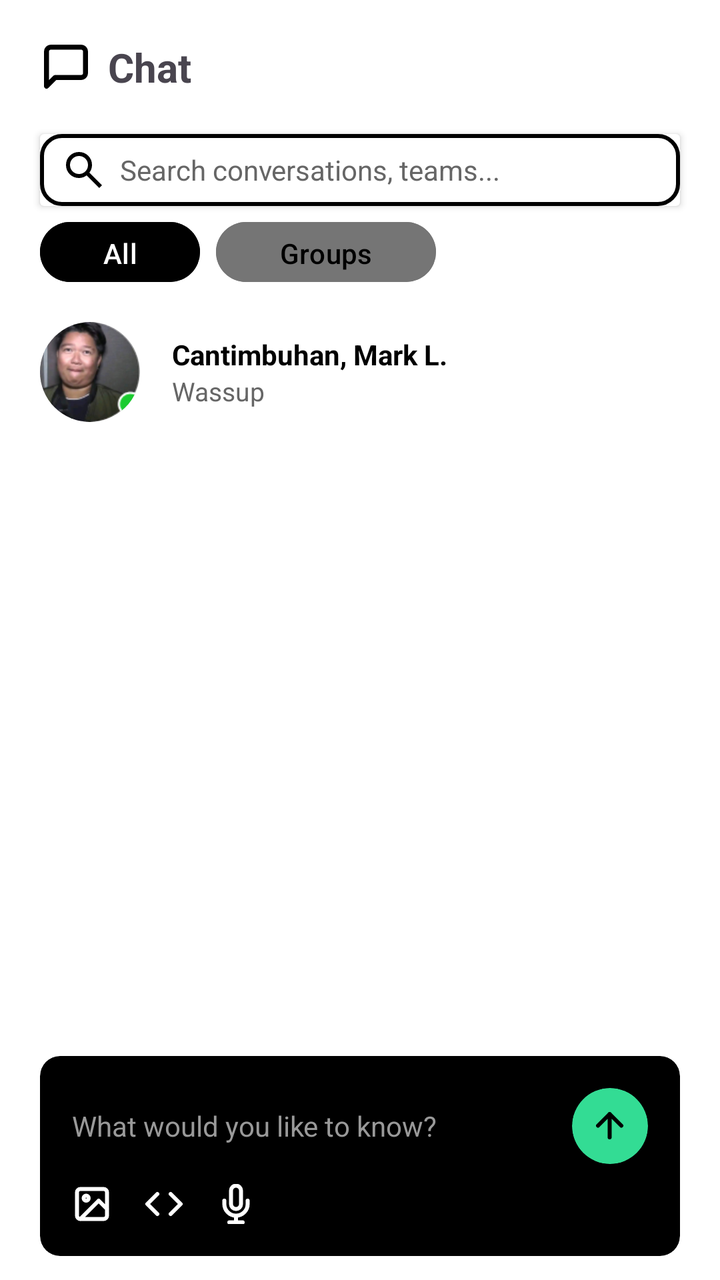
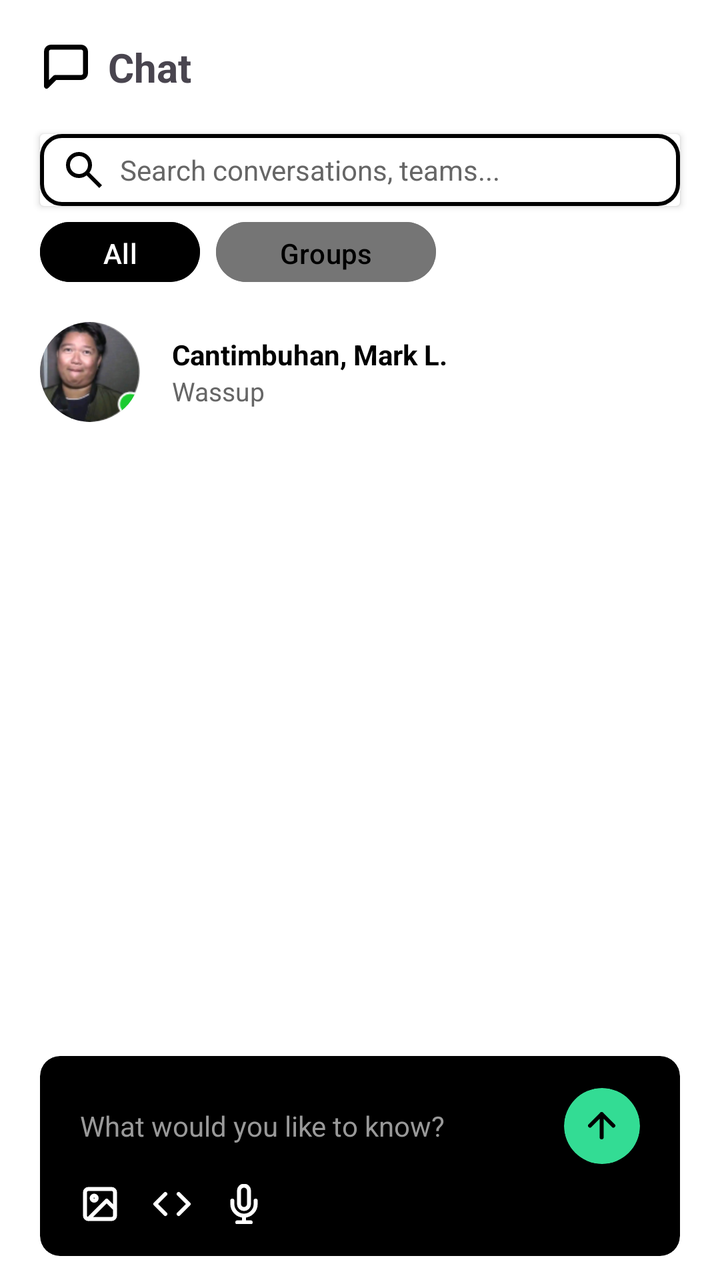

Before-and-after screenshots of an Android layout around one commit, followed by the original layout XML and the change that was made.
<!-- AndroidManifest.xml: application theme Theme.Syncly -->
<!-- res/layout/fragment_chat.xml -->
<?xml version="1.0" encoding="utf-8"?>
<FrameLayout xmlns:android="http://schemas.android.com/apk/res/android"
    xmlns:app="http://schemas.android.com/apk/res-auto"
    xmlns:tools="http://schemas.android.com/tools"
    android:id="@+id/main"
    android:layout_width="match_parent"
    android:layout_height="match_parent"
    android:background="#FFFFFF"
    tools:context=".fragments.Chat">

    <RelativeLayout
        android:layout_width="match_parent"
        android:layout_height="match_parent">
        <RelativeLayout
            android:layout_width="match_parent"
            android:layout_height="wrap_content"
            android:layout_margin="20dp"
            android:id="@+id/heading"
            >
            <ImageView
                android:layout_width="wrap_content"
                android:layout_height="wrap_content"
                android:src="@drawable/icon_chat"
                android:id="@+id/chatIcon"
                android:layout_centerVertical="true"
                app:tint="@color/black"
                />

            <TextView
                android:layout_width="wrap_content"
                android:layout_height="wrap_content"
                android:layout_toEndOf="@id/chatIcon"
                android:text="Chat"
                android:textSize="20dp"
                android:layout_marginLeft="8dp"
                android:textStyle="bold"
                android:layout_centerVertical="true"/>
        </RelativeLayout>

        <androidx.cardview.widget.CardView
            android:layout_width="match_parent"
            android:layout_height="wrap_content"
            android:id="@+id/searchContainer"
            android:layout_marginBottom="4dp"
            android:layout_marginHorizontal="20dp"
            android:layout_below="@id/heading"
            >
            <LinearLayout
                android:layout_width="match_parent"
                android:layout_height="wrap_content"
                android:orientation="horizontal"
                android:paddingVertical="6dp"
                android:layout_alignParentTop="true"
                android:background="@drawable/bg_outline_card">

                <ImageView
                    android:layout_width="24dp"
                    android:layout_height="24dp"
                    android:layout_marginStart="10dp"
                    android:src="@drawable/icon_search"
                    app:tint="#000000" />

                <EditText
                    android:layout_width="0dp"
                    android:layout_height="match_parent"
                    android:layout_marginStart="6dp"
                    android:layout_weight="1"
                    android:background="@null"
                    android:hint="Search conversations, teams..."
                    android:singleLine="true"
                    android:textColor="#000000"
                    android:textColorHint="#666666"
                    android:textSize="14sp" />

            </LinearLayout>
        </androidx.cardview.widget.CardView>
        <LinearLayout
            android:layout_width="match_parent"
            android:layout_height="wrap_content"
            android:orientation="horizontal"
            android:layout_below="@id/searchContainer"
            android:layout_marginHorizontal="20dp"
            android:id="@+id/filter">
            <com.google.android.material.button.MaterialButton
                android:layout_width="80dp"
                android:layout_height="38dp"
                android:text="All"
                android:backgroundTint="@color/black"
                android:layout_marginEnd="8dp"/>
            <com.google.android.material.button.MaterialButton
                android:layout_width="110dp"
                android:layout_height="38dp"
                android:text="Groups"
                android:backgroundTint="@color/gray"
                android:textColor="@color/black"/>
        </LinearLayout>

        <ScrollView
            android:layout_width="match_parent"
            android:layout_height="match_parent"
            android:layout_below="@id/filter"
            android:layout_marginHorizontal="20dp"
            android:layout_marginTop="8dp"
            android:layout_marginBottom="120dp">

            <LinearLayout
                android:layout_width="match_parent"
                android:layout_height="wrap_content"
                android:orientation="vertical">

                <androidx.constraintlayout.widget.ConstraintLayout
                    android:id="@+id/profile"
                    android:layout_width="match_parent"
                    android:layout_height="wrap_content"
                    android:paddingTop="8dp"
                    android:paddingBottom="8dp">

                    <androidx.cardview.widget.CardView
                        android:id="@+id/card1"
                        android:layout_width="50dp"
                        android:layout_height="50dp"
                        app:cardCornerRadius="25dp"
                        app:cardElevation="0dp"
                        app:layout_constraintStart_toStartOf="parent"
                        app:layout_constraintTop_toTopOf="parent">

                        <ImageView
                            android:layout_width="match_parent"
                            android:layout_height="match_parent"
                            android:background="#CCCCCC"
                            android:scaleType="centerCrop"
                            android:src="@drawable/sample_profile" />
                    </androidx.cardview.widget.CardView>

                    <TextView
                        android:id="@+id/name1"
                        android:layout_width="wrap_content"
                        android:layout_height="wrap_content"
                        android:layout_marginStart="16dp"
                        android:text="Cantimbuhan, Mark L."
                        android:textColor="#000000"
                        android:textSize="14sp"
                        android:textStyle="bold"
                        app:layout_constraintBottom_toTopOf="@+id/msg1"
                        app:layout_constraintStart_toEndOf="@+id/card1"
                        app:layout_constraintTop_toTopOf="@+id/card1"
                        app:layout_constraintVertical_chainStyle="packed" />

                    <TextView
                        android:id="@+id/msg1"
                        android:layout_width="wrap_content"
                        android:layout_height="wrap_content"
                        android:layout_marginStart="16dp"
                        android:text="Wassup"
                        android:textColor="#666666"
                        android:textSize="13sp"
                        app:layout_constraintBottom_toBottomOf="@+id/card1"
                        app:layout_constraintStart_toEndOf="@+id/card1"
                        app:layout_constraintTop_toBottomOf="@+id/name1" />
                </androidx.constraintlayout.widget.ConstraintLayout>
            </LinearLayout>
        </ScrollView>
    </RelativeLayout>
    <androidx.cardview.widget.CardView
        android:layout_width="match_parent"
        android:layout_height="100dp"
        android:backgroundTint="@color/black"
        app:cardCornerRadius="10dp"
        android:layout_marginHorizontal="20dp"
        android:layout_marginBottom="12dp"
        android:layout_gravity="bottom"
        app:cardElevation="0dp">
        <RelativeLayout
            android:id="@+id/chatbotContainer"
            android:layout_width="match_parent"
            android:layout_height="match_parent"
            android:padding="16dp"
            >

            <EditText
                android:id="@+id/chatbotInput"
                android:layout_width="290dp"
                android:layout_height="38dp"
                android:background="@null"
                android:hint="What would you like to know?"
                android:textColorHint="#999999"
                android:textColor="@color/white"
                android:textSize="14sp"/>

            <androidx.cardview.widget.CardView
                android:layout_width="38dp"
                android:layout_height="38dp"
                app:cardCornerRadius="40dp"
                android:backgroundTint="@color/green"
                android:padding="4dp"
                android:layout_alignParentEnd="true"
                android:id="@+id/sendBtn">
                <ImageButton
                    android:layout_width="28dp"
                    android:layout_height="28dp"
                    android:src="@drawable/icon_send"
                    android:backgroundTint="@color/green"
                    android:layout_gravity="center"
                    android:background="@android:color/transparent"
                    />
            </androidx.cardview.widget.CardView>

            <LinearLayout
                android:layout_width="wrap_content"
                android:layout_height="wrap_content"
                android:layout_marginTop="16dp"
                android:orientation="horizontal"
                android:layout_alignParentBottom="true">

                <ImageView
                    android:layout_width="20dp"
                    android:layout_height="20dp"
                    android:layout_marginEnd="16dp"
                    android:src="@drawable/icon_image"
                    app:tint="#FFFFFF" />

                <ImageView
                    android:layout_width="20dp"
                    android:layout_height="20dp"
                    android:layout_marginEnd="16dp"
                    android:src="@drawable/icon_code"
                    app:tint="#FFFFFF" />

                <ImageView
                    android:layout_width="20dp"
                    android:layout_height="20dp"
                    android:src="@drawable/icon_mic"
                    app:tint="#FFFFFF" />

            </LinearLayout>

        </RelativeLayout>
    </androidx.cardview.widget.CardView>
</FrameLayout>
<!-- resources referenced by this layout -->
<resources>
  <color name="black">#FF000000</color>
  <color name="gray">#757575</color>
  <color name="green">#33DC94</color>
  <color name="white">#FFFFFFFF</color>
  <!-- drawable bg_outline_card (drawable) -->
  <?xml version="1.0" encoding="utf-8"?>
  <shape xmlns:android="http://schemas.android.com/apk/res/android"
      android:shape="rectangle">
  
      <solid android:color="@color/white"/>
      <stroke android:color="@color/black"
          android:width="2dp"/>
      <corners
          android:topLeftRadius="10dp"
          android:topRightRadius="10dp"
          android:bottomLeftRadius="10dp"
          android:bottomRightRadius="10dp"/>
  
  </shape>
  <!-- drawable icon_chat (drawable) -->
  <vector xmlns:android="http://schemas.android.com/apk/res/android"
      android:width="26dp"
      android:height="26dp"
      android:viewportWidth="26"
      android:viewportHeight="26">
    <path
        android:pathData="M22.75,16.25C22.75,16.825 22.522,17.376 22.115,17.782C21.709,18.188 21.158,18.417 20.583,18.417H7.583L3.25,22.75V5.417C3.25,4.842 3.478,4.291 3.885,3.885C4.291,3.478 4.842,3.25 5.417,3.25H20.583C21.158,3.25 21.709,3.478 22.115,3.885C22.522,4.291 22.75,4.842 22.75,5.417V16.25Z"
        android:strokeLineJoin="round"
        android:strokeWidth="2.5"
        android:fillColor="#00000000"
        android:strokeColor="#ffffff"
        android:strokeLineCap="round"/>
  </vector>
  <!-- drawable icon_code (drawable) -->
  <vector xmlns:android="http://schemas.android.com/apk/res/android"
      android:width="20dp"
      android:height="20dp"
      android:viewportWidth="20"
      android:viewportHeight="20">
    <path
        android:pathData="M13.333,15L18.333,10L13.333,5M6.667,5L1.667,10L6.667,15"
        android:strokeLineJoin="round"
        android:strokeWidth="2"
        android:fillColor="#00000000"
        android:strokeColor="#ffffff"
        android:strokeLineCap="round"/>
  </vector>
  <!-- drawable icon_image (drawable) -->
  <vector xmlns:android="http://schemas.android.com/apk/res/android"
      android:width="20dp"
      android:height="20dp"
      android:viewportWidth="20"
      android:viewportHeight="20">
    <path
        android:pathData="M4.167,17.5H15.833C16.754,17.5 17.5,16.754 17.5,15.833V4.167C17.5,3.246 16.754,2.5 15.833,2.5H4.167C3.246,2.5 2.5,3.246 2.5,4.167V15.833C2.5,16.754 3.246,17.5 4.167,17.5ZM4.167,17.5L13.333,8.333L17.5,12.5M8.333,7.083C8.333,7.774 7.774,8.333 7.083,8.333C6.393,8.333 5.833,7.774 5.833,7.083C5.833,6.393 6.393,5.833 7.083,5.833C7.774,5.833 8.333,6.393 8.333,7.083Z"
        android:strokeLineJoin="round"
        android:strokeWidth="2"
        android:fillColor="#00000000"
        android:strokeColor="#ffffff"
        android:strokeLineCap="round"/>
  </vector>
  <!-- drawable icon_search (drawable) -->
  <vector xmlns:android="http://schemas.android.com/apk/res/android"
      android:width="24dp"
      android:height="24dp"
      android:viewportWidth="960"
      android:viewportHeight="960">
    <path
        android:pathData="M784,840 L532,588q-30,24 -69,38t-83,14q-109,0 -184.5,-75.5T120,380q0,-109 75.5,-184.5T380,120q109,0 184.5,75.5T640,380q0,44 -14,83t-38,69l252,252 -56,56ZM380,560q75,0 127.5,-52.5T560,380q0,-75 -52.5,-127.5T380,200q-75,0 -127.5,52.5T200,380q0,75 52.5,127.5T380,560Z"
        android:fillColor="#e3e3e3"/>
  </vector>
  <!-- drawable icon_send (drawable) -->
  <vector xmlns:android="http://schemas.android.com/apk/res/android"
      android:width="14dp"
      android:height="14dp"
      android:viewportWidth="14"
      android:viewportHeight="14">
    <path
        android:pathData="M6.833,12.667V1M6.833,1L1,6.833M6.833,1L12.667,6.833"
        android:strokeLineJoin="round"
        android:strokeWidth="2"
        android:fillColor="#000000"
        android:strokeColor="#000000"
        android:strokeLineCap="round"/>
  </vector>
  <style name="Theme.Syncly" parent="Base.Theme.Syncly" />
  <style name="Base.Theme.Syncly" parent="Theme.Material3.DayNight.NoActionBar">
          
          
      </style>
  <!-- unchanged entries left out for length: 2 -->
</resources>

<!-- the commit's change to res/layout/fragment_chat.xml (unified diff, before → after) -->
@@ -174,7 +174,8 @@
             android:id="@+id/chatbotContainer"
             android:layout_width="match_parent"
             android:layout_height="match_parent"
-            android:padding="16dp"
+            android:paddingHorizontal="20dp"
+            android:paddingVertical="16dp"
             >
 
             <EditText
